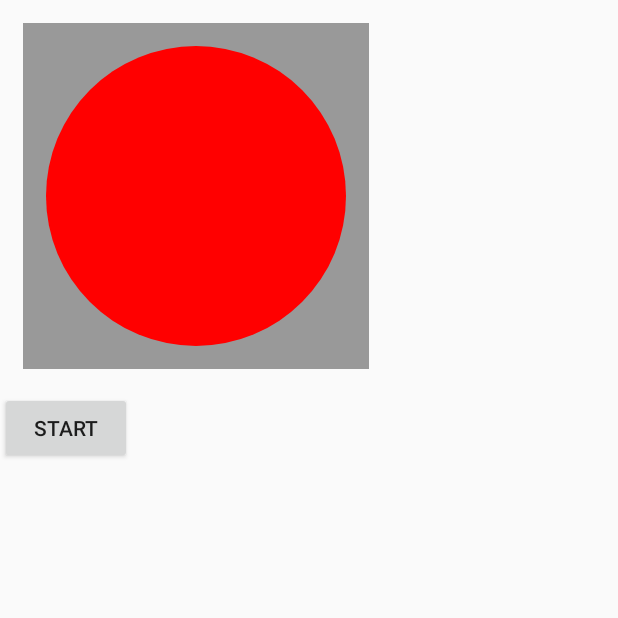
After one commit to bingocode/MyApplication, an Android app: the CustomViewActivity screen opened directly, with no data from a screen before it, on a phone screen of 412 x 824 dp, the top half of it. The commit adds this screen. Run offline under Robolectric (Android 15) with nearby library versions, the phone set to English and light mode, and no system bars.

Commit message:
自定义view

```diff
--- a/app/src/main/AndroidManifest.xml
+++ b/app/src/main/AndroidManifest.xml
@@ -36,7 +36,8 @@
         <activity
             android:name=".FruitActivity"
             android:theme="@style/FruitActivityTheme" />
-        <activity android:name=".MyListviewActivity"></activity>
+        <activity android:name=".MyListviewActivity" />
+        <activity android:name=".CustomViewActivity"></activity>
     </application>
 
 </manifest>
--- /dev/null
+++ b/app/src/main/java/com/example/admin/fisrtdemo/CustomViewActivity.kt
@@ -0,0 +1,20 @@
+package com.example.admin.fisrtdemo
+
+import android.support.v7.app.AppCompatActivity
+import android.os.Bundle
+import android.util.Log
+import android.widget.Toast
+import kotlinx.android.synthetic.main.activity_custom_view.*
+
+class CustomViewActivity : AppCompatActivity() {
+
+    override fun onCreate(savedInstanceState: Bundle?) {
+        super.onCreate(savedInstanceState)
+        setContentView(R.layout.activity_custom_view)
+        customview.setOnClickListener { Toast.makeText(this,"ok",Toast.LENGTH_SHORT).show() }
+        startscroll.setOnClickListener { layout.startScroll() }
+    }
+    companion object{
+        const val TAG = "CustomTag"
+    }
+}
--- /dev/null
+++ b/app/src/main/java/com/example/admin/fisrtdemo/view/CircleView.kt
@@ -0,0 +1,99 @@
+package com.example.admin.fisrtdemo.view
+
+import android.content.Context
+import android.graphics.Canvas
+import android.graphics.Color
+import android.graphics.Paint
+import android.util.AttributeSet
+import android.view.View
+import com.example.admin.fisrtdemo.R
+import java.lang.reflect.Array
+import android.content.res.TypedArray
+import android.view.MotionEvent
+import android.view.ViewGroup
+
+
+class CircleView @JvmOverloads constructor(context: Context, attrs: AttributeSet ?= null, defStyleAttr: Int = 0) : View(context, attrs, defStyleAttr) {
+
+    private var mPaint: Paint? = null
+
+    /** 圆半径  */
+    private var mRadius = 50f
+    private var mColor = Color.BLUE
+    var lastX = 0
+    var lastY = 0
+
+    init {
+        //val customAttrs = intArrayOf(R.attr.custom_color)
+        val a = context.obtainStyledAttributes(attrs, R.styleable.CustomAttribute)
+        mColor = a.getColor(R.styleable.CustomAttribute_custom_color, mColor)
+        mRadius = a.getDimension(R.styleable.CustomAttribute_custom_radius,mRadius)
+        a.recycle()
+        setOnClickListener {  }
+        init()
+    }
+
+    private fun init() {
+        // 初始化画笔
+        mPaint = Paint()
+        mPaint!!.setColor(mColor)
+    }
+
+    override fun onMeasure(widthMeasureSpec: Int, heightMeasureSpec: Int) {
+        val widthMode = MeasureSpec.getMode(widthMeasureSpec)
+        var widthSize = MeasureSpec.getSize(widthMeasureSpec)
+        val heightMode = MeasureSpec.getMode(heightMeasureSpec)
+        var heightSize = MeasureSpec.getSize(heightMeasureSpec)
+        when(widthMode){
+            MeasureSpec.AT_MOST ->{  //处理wrap_content
+                widthSize = (mRadius * 2 + paddingLeft + paddingRight).toInt()
+            }
+            MeasureSpec.UNSPECIFIED  ->{}
+            MeasureSpec.EXACTLY ->{}
+        }
+        when(heightMode){
+            MeasureSpec.AT_MOST ->{
+                heightSize = (mRadius * 2 + paddingTop + paddingBottom).toInt()
+            }
+            MeasureSpec.UNSPECIFIED  ->{}
+            MeasureSpec.EXACTLY ->{}
+        }
+        setMeasuredDimension(widthSize,heightSize)
+    }
+
+
+     override fun onDraw(canvas: Canvas) {
+        super.onDraw(canvas)
+        val mwidth = width - paddingLeft - paddingRight  //padding要自己处理，但margin则是父控件负责
+        val mheight = height - paddingTop - paddingBottom
+        canvas.drawCircle(mwidth / 2f + paddingLeft, mheight / 2f +paddingTop, mRadius, mPaint)
+    }
+
+    override fun onTouchEvent(event: MotionEvent): Boolean { //实现随着手指触摸移动
+        var x = event.x.toInt()
+        var y = event.y.toInt()
+        when(event.action){
+            MotionEvent.ACTION_DOWN ->{
+                lastX = x
+                lastY = y
+            }
+            MotionEvent.ACTION_MOVE ->{
+                val offsetX = x - lastX
+                val offsetY = y - lastY
+                //layout(left + offsetX, top + offsetY, right + offsetX, bottom + offsetY) 这个方法松开手后又回到原地
+               val lp : ViewGroup.MarginLayoutParams = layoutParams as ViewGroup.MarginLayoutParams
+
+               lp .apply { //通过布局参数实现移动可以实现实际的交互功能
+                    leftMargin = left + offsetX
+                    topMargin = top + offsetY
+                }
+
+                layoutParams = lp
+            }
+
+        }
+        return super.onTouchEvent(event) //一定要交给super否则单击事件失效
+    }
+
+
+}
--- /dev/null
+++ b/app/src/main/java/com/example/admin/fisrtdemo/view/ScrollerLInearLayout.kt
@@ -0,0 +1,32 @@
+package com.example.admin.fisrtdemo.view
+
+import android.content.Context
+import android.util.AttributeSet
+import android.widget.Scroller
+import android.widget.LinearLayout
+
+
+
+/**
+ * Created by zengbin on 2017/8/14.
+ */
+class ScrollerLinearLayout(context: Context, attrs: AttributeSet) : LinearLayout(context, attrs) {
+
+    private val mScroller: Scroller
+
+    init {
+        mScroller = Scroller(context)
+    }
+
+    fun startScroll() {
+        mScroller.startScroll(scrollX, scrollY, -50, -50)
+        invalidate()
+    }
+
+    override fun computeScroll() {
+        if (mScroller.computeScrollOffset()) {
+            scrollTo(mScroller.currX, mScroller.currY)
+            invalidate()
+        }
+    }
+}
--- /dev/null
+++ b/app/src/main/res/layout/activity_custom_view.xml
@@ -0,0 +1,33 @@
+<?xml version="1.0" encoding="utf-8"?>
+<RelativeLayout
+    xmlns:android="http://schemas.android.com/apk/res/android"
+    xmlns:app="http://schemas.android.com/apk/res-auto"
+    xmlns:tools="http://schemas.android.com/tools"
+    android:layout_width="match_parent"
+    android:layout_height="match_parent"
+    tools:context="com.example.admin.fisrtdemo.CustomViewActivity">
+<com.example.admin.fisrtdemo.view.CircleView
+    android:id="@+id/customview"
+    android:layout_width="wrap_content"
+    android:layout_height="wrap_content"
+    android:background="#999999"
+    android:padding="15dp"
+    android:layout_margin="15dp"
+    app:custom_color="#FF0000"
+    app:custom_radius = "100dp"
+    />
+
+    <com.example.admin.fisrtdemo.view.ScrollerLinearLayout
+        android:id="@+id/layout"
+        android:layout_width="match_parent"
+        android:layout_height="match_parent"
+        android:orientation="vertical"
+        android:layout_below="@id/customview"
+        >
+        <Button
+            android:id="@+id/startscroll"
+            android:layout_width="wrap_content"
+            android:layout_height="wrap_content"
+            android:text="start"/>
+    </com.example.admin.fisrtdemo.view.ScrollerLinearLayout>
+</RelativeLayout>
```
Also changed, not shown: app/build.gradle (+3 -4 lines), app/src/main/java/com/example/admin/fisrtdemo/MainActivity.java (deleted, +0 -74 lines), app/src/main/java/com/example/admin/fisrtdemo/MainActivity.kt (added, +64 -0 lines), app/src/main/res/layout/activity_main.xml (+41 -16 lines), app/src/main/res/values/attrs.xml (added, +7 -0 lines).
